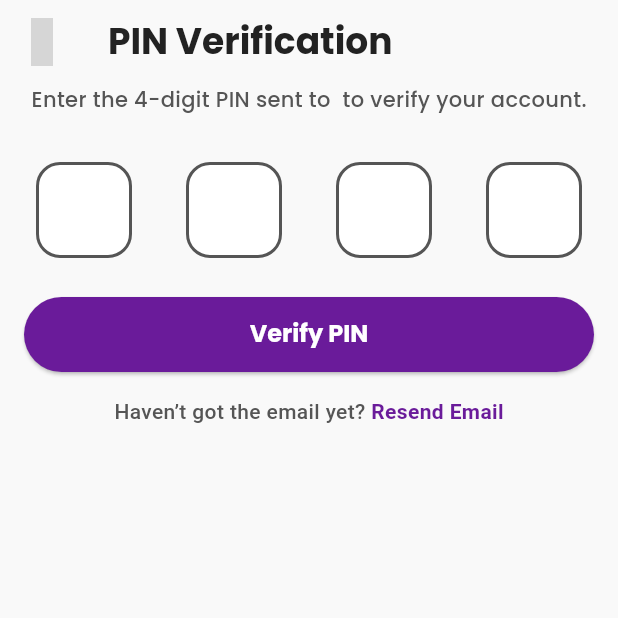
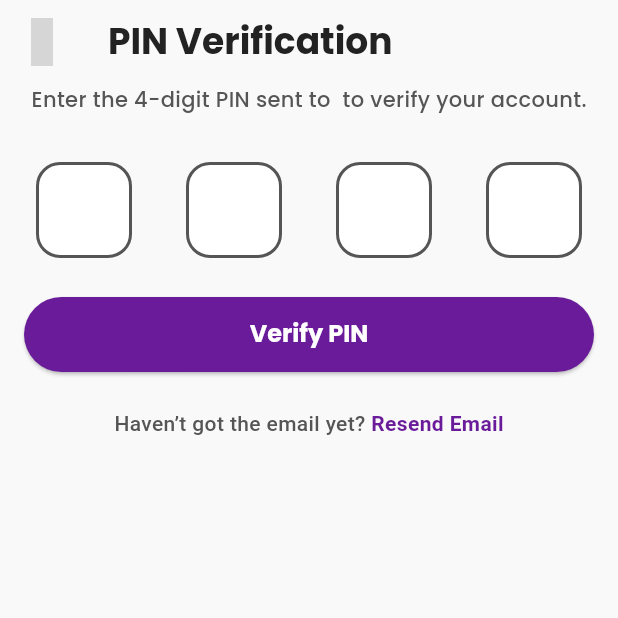
Before and after one commit to DevNadimm/VaccineHome, a Flutter app: the PinVerificationPage screen opened directly with empty values, on a phone screen of 412 x 824 dp, the top half of it. Run offline on Flutter 3.47's test engine with Material 3 defaults, Android fonts, the light colour scheme and no system bars; drawn by our look-alikes of pin_code_fields; our stand-ins replace cached_network_image, device_preview, dio, flutter_bloc, flutter_svg, fluttertoast and 5 more; accounts and stored records are empty; grey boxes are pictures that could not be loaded.

Commit message:
forgot pass

```diff
--- a/lib/features/auth/presentation/pages/pin_verification_page.dart
+++ b/lib/features/auth/presentation/pages/pin_verification_page.dart
@@ -84,7 +84,7 @@ class _PinVerificationPageState extends State<PinVerificationPage> {
                 child: const Text("Verify PIN"),
               ),
             ),
-            const SizedBox(height: 16),
+            const SizedBox(height: 24),
             Text.rich(
               TextSpan(
                 text: "Haven’t got the email yet? ",
```
